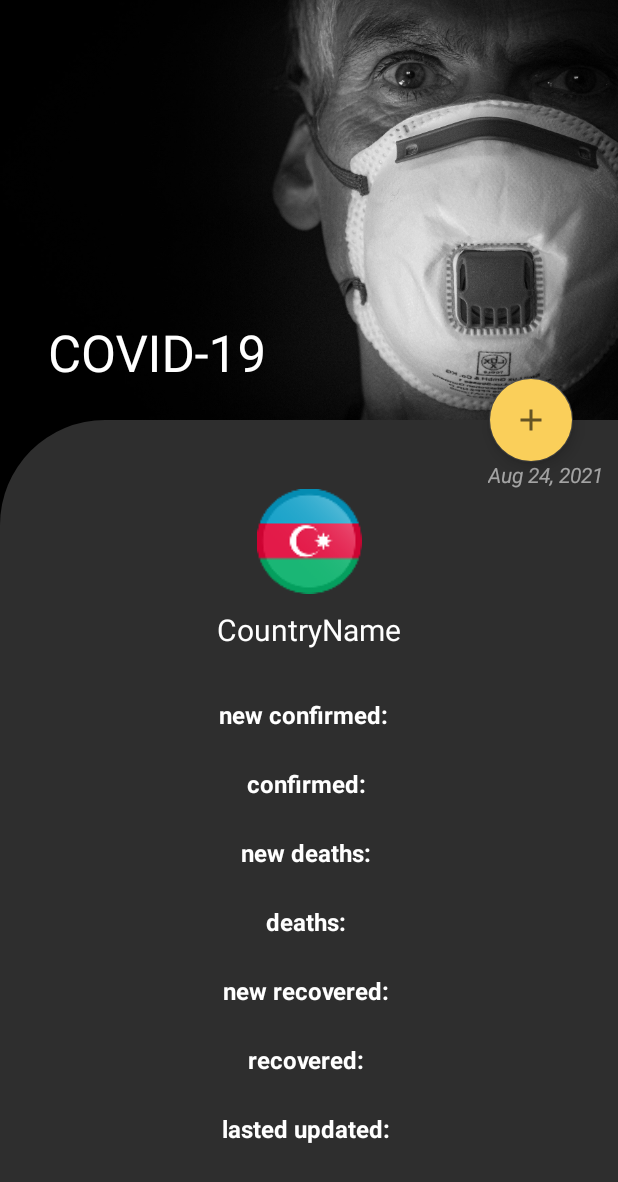
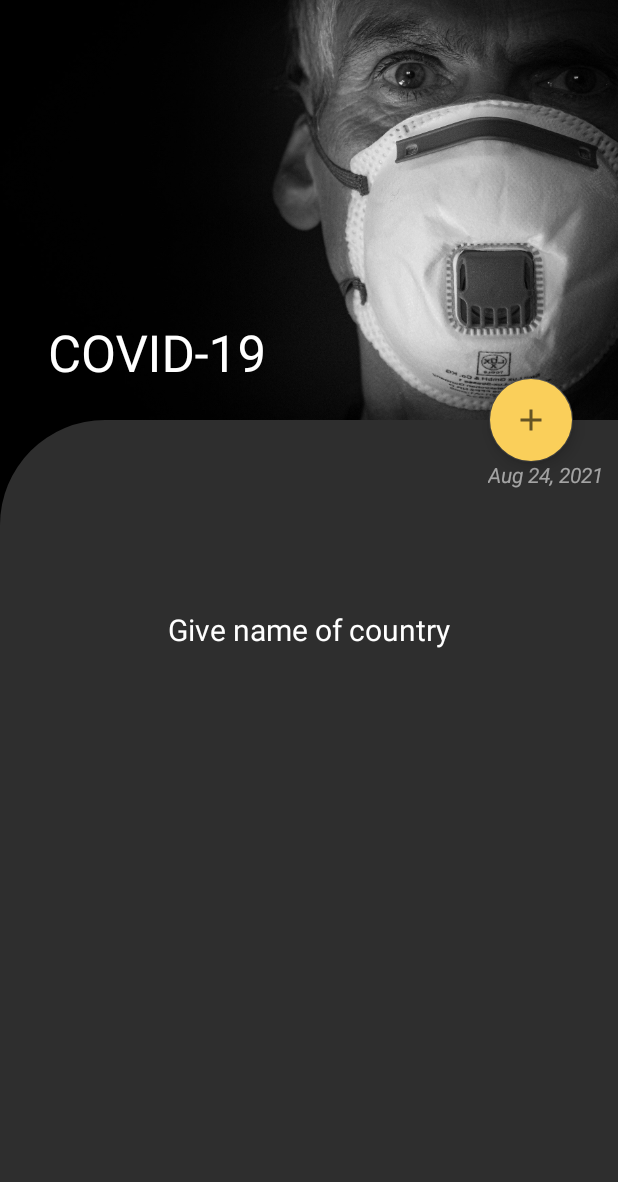
Before and after one commit to Zalezny/COVID-19-app, an Android app: the screen it shows after launch (MainActivity), on a phone screen of 412 x 824 dp. Shown: the top 1182 px of the screen. Run offline under Robolectric (Android 15) with nearby library versions, the phone set to English and light mode, and no system bars; our stand-ins replace Picasso; pictures from the network do not load.

Commit message:
finish alpha

```diff
--- a/build.gradle
+++ b/build.gradle
@@ -2,7 +2,7 @@ apply plugin: 'com.android.application'
 
 android {
     compileSdkVersion 30
-    buildToolsVersion "30.0.1"
+    buildToolsVersion "30.0.3"
 
     defaultConfig {
         applicationId "com.example.covid_19"
--- a/src/main/AndroidManifest.xml
+++ b/src/main/AndroidManifest.xml
@@ -7,7 +7,7 @@
     <application
         android:allowBackup="true"
         android:icon="@mipmap/ic_launcher"
-        android:label="@string/app_name"
+        android:label="@string/app_string"
         android:roundIcon="@mipmap/ic_launcher_round"
         android:supportsRtl="true"
         android:theme="@style/AppTheme">
--- a/src/main/java/com/example/covid_19/MainActivity.java
+++ b/src/main/java/com/example/covid_19/MainActivity.java
@@ -1,51 +1,45 @@
 
 package com.example.covid_19;
-
 import android.content.Intent;
 import android.graphics.Paint;
 import android.icu.text.DateFormat;
 import android.os.Bundle;
 import android.util.Log;
-import android.view.Menu;
-import android.view.MenuInflater;
-import android.view.MenuItem;
 import android.view.View;
-import android.widget.GridLayout;
 import android.widget.ImageView;
-import android.widget.LinearLayout;
 import android.widget.TextView;
-
 import androidx.appcompat.app.AppCompatActivity;
-import androidx.swiperefreshlayout.widget.SwipeRefreshLayout;
-
 import com.google.android.material.floatingactionbutton.FloatingActionButton;
 import com.squareup.picasso.Picasso;
-
 import java.util.Calendar;
 import java.util.Date;
+import java.util.HashMap;
+import java.util.Locale;
+import java.util.Map;
 
 
 /**
  * That's code the COVID-19 app.
+ *
+ * Used API:
+ * https://www.countryflags.io/code_country_name/shiny/64.png
+ * https://api.covid19api.com/summary
+ * https://api.apify.com/v2/key-value-stores/3Po6TV7wTht4vIEid/records/LATEST?disableRedirect=true
+ *
  */
 
-// TODO: Add JSON flags and config with code.
+
 
 
 
 public class MainActivity extends AppCompatActivity {
 
     final String BASE_URL_SUMMARY = "https://api.covid19api.com/summary";
-    String countryCodeURL = "https://gist.githubusercontent.com/anubhavshrimal/75f6183458db8c453306f93521e93d37/raw/f77e7598a8503f1f70528ae1cbf9f66755698a16";
-
-    TextView todayDate;
-
-    FloatingActionButton addButton;
 
 
-    static String chosenCountry;
+    private String chosenCountry;
 
-    TextView countryName;
+    private TextView countryName;
 
     private static boolean isConfirmed, isNewConfirmed, isDeaths, isNewDeaths, isRecovered, isNewRecovered,
     isLastUpdated;
@@ -63,7 +57,7 @@ public class MainActivity extends AppCompatActivity {
 //        todayDate
         Date currentTime = Calendar.getInstance().getTime();
         String formattedDate = DateFormat.getDateInstance().format(currentTime);
-        todayDate = findViewById(R.id.todayDate);
+        TextView todayDate = findViewById(R.id.todayDate);
         todayDate.setText(formattedDate);
 
 
@@ -71,13 +65,8 @@ public class MainActivity extends AppCompatActivity {
 
 //        /* END CODE FOR JSON ***/
 
-
-
-
-
-
         // setOnClickListener ImageView "add"
-        addButton = findViewById(R.id.addButton);
+        FloatingActionButton addButton = findViewById(R.id.addButton);
 
         addButton.setOnClickListener(new View.OnClickListener() {
             @Override
@@ -142,12 +131,14 @@ public class MainActivity extends AppCompatActivity {
                 boolean isAddButtonPressed = myIntent.getBooleanExtra("addButtonPressed", false);
 
                 if (isAddButtonPressed) {
-                    choiceUser();
+                    choiceUserandSetVisibility();
+
+
+                    // ImageView Flag
                     ImageView countryFlag;
                     countryFlag = findViewById(R.id.name_flag);
-                    FlagsDataModel model = new FlagsDataModel();
-                    model.letsDoSomeNetworking(countryCodeURL);
-                    loadImage(model.getUrl(), countryFlag);
+                    String url = "https://www.countryflags.io/" + getCountryCode() + "/shiny/64.png";
+                    loadImage(url, countryFlag);
 
                     Log.d("onResume", "button pressed");
                 }
@@ -155,10 +146,13 @@ public class MainActivity extends AppCompatActivity {
                 String Poland = "Poland";
 
                 if (chosenCountry != null && chosenCountry.equals(Poland)) {
-                    //underline and blue
+                    //underline and blue for poland name
                     countryName.setPaintFlags(countryName.getPaintFlags() | Paint.UNDERLINE_TEXT_FLAG);
                     countryName.setTextColor(getResources().getColor(R.color.cardview_light_background));
                     countryName.setOnClickListener(new View.OnClickListener() {
+
+
+                        // Interact onClick poland country and turn on polish regions
                         @Override
                         public void onClick(View view) {
                             openPolandRegionActivity();
@@ -175,9 +169,8 @@ public class MainActivity extends AppCompatActivity {
 
     }
 
-    // createNewLayout
 
-    private void choiceUser() {
+    private void choiceUserandSetVisibility() {
 
 
 
@@ -188,8 +181,6 @@ public class MainActivity extends AppCompatActivity {
         TextView newRecovered = findViewById(R.id.new_recovered_name);
         TextView recovered = findViewById(R.id.recovered_name);
         TextView updated = findViewById(R.id.update_name);
-//
-        ImageView countryFlag = findViewById(R.id.name_flag);
 
 
 
@@ -211,6 +202,15 @@ public class MainActivity extends AppCompatActivity {
         // Set country name
         countryName = findViewById(R.id.country_name);
         countryName.setText(chosenCountry);
+
+        // set Visibility
+        newConfirmed.setVisibility(View.VISIBLE);
+        confirmed.setVisibility(View.VISIBLE);
+        newDeaths.setVisibility(View.VISIBLE);
+        deaths.setVisibility(View.VISIBLE);
+        newRecovered.setVisibility(View.VISIBLE);
+        recovered.setVisibility(View.VISIBLE);
+        updated.setVisibility(View.VISIBLE);
     }
 
     private void loadImage(String url, ImageView countryFlag) {
@@ -221,6 +221,16 @@ public class MainActivity extends AppCompatActivity {
 
     }
 
+
+    private String getCountryCode() {
+
+        Map<String, String> countries = new HashMap<>();
+        for (String iso : Locale.getISOCountries()) {
+            Locale l = new Locale("", iso);
+            countries.put(l.getDisplayCountry(), iso);
+        }
+        return countries.get(chosenCountry);
+    }
 
 
     //GETTERS
@@ -253,7 +263,4 @@ public class MainActivity extends AppCompatActivity {
         return isLastUpdated;
     }
 
-    public static String getChosenCountry() {
-        return chosenCountry;
-    }
 }
--- a/src/main/res/layout/activity_main.xml
+++ b/src/main/res/layout/activity_main.xml
@@ -34,7 +34,8 @@
                     android:layout_gravity="center|end"
                     android:scaleType="centerCrop"
                     app:layout_collapseMode="parallax"
-                    app:srcCompat="@drawable/top_background" />
+                    app:srcCompat="@drawable/top_background"
+                    android:contentDescription="@string/content_description_man" />
 
                 <androidx.appcompat.widget.Toolbar
                     android:id="@+id/toolbar"
@@ -61,7 +62,8 @@
         app:layout_anchor="@id/appbar"
         app:layout_anchorGravity="end|bottom"
         android:layout_marginEnd="30dp"
-        android:backgroundTint="#facf5a"/>
+        android:backgroundTint="#facf5a"
+        android:contentDescription="@string/content_description_icon_add" />
 
         <androidx.core.widget.NestedScrollView
             android:id="@+id/nestedScrollView"
@@ -110,14 +112,14 @@
                         app:layout_constraintLeft_toLeftOf="parent"
                         app:layout_constraintRight_toRightOf="parent"
                         app:layout_constraintTop_toTopOf="parent"
-                        app:srcCompat="@drawable/azerbaijanflag" />
+                        android:contentDescription="@string/content_description_flag" />
 
                     <TextView
                         android:id="@+id/country_name"
                         android:layout_width="wrap_content"
                         android:layout_height="wrap_content"
                         android:layout_marginTop="10dp"
-                        android:text="CountryName"
+                        android:text="@string/country_string"
                         android:textColor="@color/textColor"
                         android:textSize="20sp"
                         app:layout_constraintEnd_toEndOf="parent"
@@ -135,7 +137,8 @@
                         android:textStyle="bold"
                         app:layout_constraintEnd_toEndOf="parent"
                         app:layout_constraintStart_toStartOf="parent"
-                        app:layout_constraintTop_toBottomOf="@+id/country_name" />
+                        app:layout_constraintTop_toBottomOf="@+id/country_name"
+                        android:visibility="invisible"/>
 
                     <TextView
                         android:id="@+id/confirmed_name"
@@ -148,7 +151,8 @@
                         android:textStyle="bold"
                         app:layout_constraintEnd_toEndOf="parent"
                         app:layout_constraintStart_toStartOf="parent"
-                        app:layout_constraintTop_toBottomOf="@+id/new_confirmed_name" />
+                        app:layout_constraintTop_toBottomOf="@+id/new_confirmed_name"
+                        android:visibility="invisible" />
 
                     <TextView
                         android:id="@+id/new_deaths_name"
@@ -161,7 +165,8 @@
                         android:textStyle="bold"
                         app:layout_constraintEnd_toEndOf="parent"
                         app:layout_constraintStart_toStartOf="parent"
-                        app:layout_constraintTop_toBottomOf="@+id/confirmed_name" />
+                        app:layout_constraintTop_toBottomOf="@+id/confirmed_name"
+                        android:visibility="invisible"/>
 
                     <TextView
                         android:id="@+id/deaths_name"
@@ -174,7 +179,8 @@
                         android:textStyle="bold"
                         app:layout_constraintEnd_toEndOf="parent"
                         app:layout_constraintStart_toStartOf="parent"
-                        app:layout_constraintTop_toBottomOf="@+id/new_deaths_name" />
+                        app:layout_constraintTop_toBottomOf="@+id/new_deaths_name"
+                        android:visibility="invisible"/>
 
                     <TextView
                         android:id="@+id/new_recovered_name"
@@ -187,7 +193,8 @@
                         android:textStyle="bold"
                         app:layout_constraintEnd_toEndOf="parent"
                         app:layout_constraintStart_toStartOf="parent"
-                        app:layout_constraintTop_toBottomOf="@+id/deaths_name" />
+                        app:layout_constraintTop_toBottomOf="@+id/deaths_name"
+                        android:visibility="invisible"/>
 
                     <TextView
                         android:id="@+id/recovered_name"
@@ -200,7 +207,8 @@
                         android:textStyle="bold"
                         app:layout_constraintEnd_toEndOf="parent"
                         app:layout_constraintStart_toStartOf="parent"
-                        app:layout_constraintTop_toBottomOf="@+id/new_recovered_name" />
+                        app:layout_constraintTop_toBottomOf="@+id/new_recovered_name"
+                        android:visibility="invisible"/>
 
                     <TextView
                         android:id="@+id/update_name"
@@ -213,7 +221,8 @@
                         android:textStyle="bold"
                         app:layout_constraintEnd_toEndOf="parent"
                         app:layout_constraintStart_toStartOf="parent"
-                        app:layout_constraintTop_toBottomOf="@+id/recovered_name" />
+                        app:layout_constraintTop_toBottomOf="@+id/recovered_name"
+                        android:visibility="invisible"/>
 
                 </androidx.constraintlayout.widget.ConstraintLayout>
 
--- a/src/main/res/values/strings.xml
+++ b/src/main/res/values/strings.xml
@@ -1,5 +1,5 @@
 <resources>
-    <string name="app_name">COVID-19</string>
+    <string name="app_string">COVID-19</string>
     <string name="infected_string">infected:&#160;</string>
     <string name="deceased_string">deceased:&#160;</string>
     <string name="recovered_string">recovered:&#160;</string>
@@ -19,8 +19,16 @@
 
     <string name="poland_flag_description">Poland Flag</string>
     <string name="azerbaijan_flag_description">Azerbaijan Flag</string>
+    <string name="content_description_man">man with mask</string>
+    <string name="content_description_icon_add">icon add</string>
+    <string name="content_description_flag">flag of country</string>
+    <string name="content_description_back_arrow">back arrow</string>
 
     <string name="text_size">16sp</string>
     <string name="todayDate_string">data</string>
+    <string name="country_string">Give name of country</string>
+    <string name="give_params_string">Give params</string>
+    <string name="country_add_string">Country:</string>
+    <string name="add_string">Add</string>
 
 </resources>
```
Also changed, not shown: src/main/java/com/example/covid_19/AddActivity.java (+3 -16 lines), src/main/java/com/example/covid_19/FlagsDataModel.java (deleted, +0 -83 lines), src/main/java/com/example/covid_19/PolandRegionActivity.java (+3 -5 lines), src/main/res/layout/activity_add.xml (+28 -19 lines).
